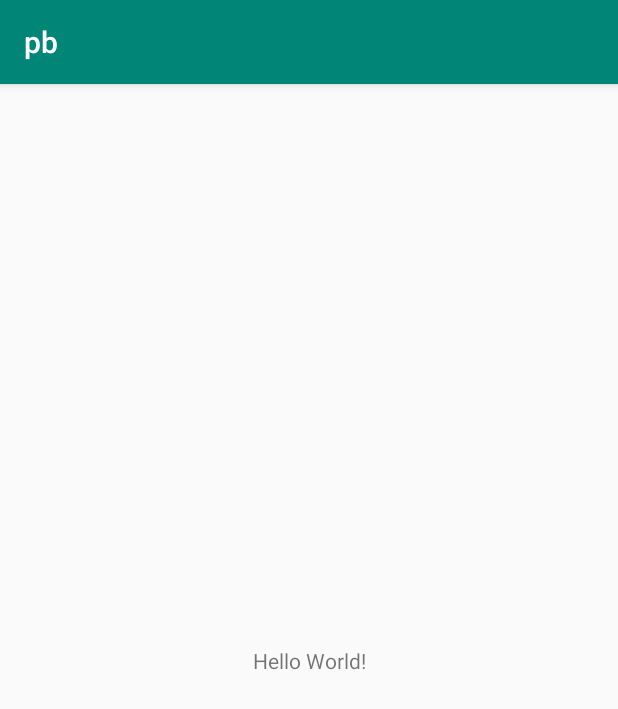
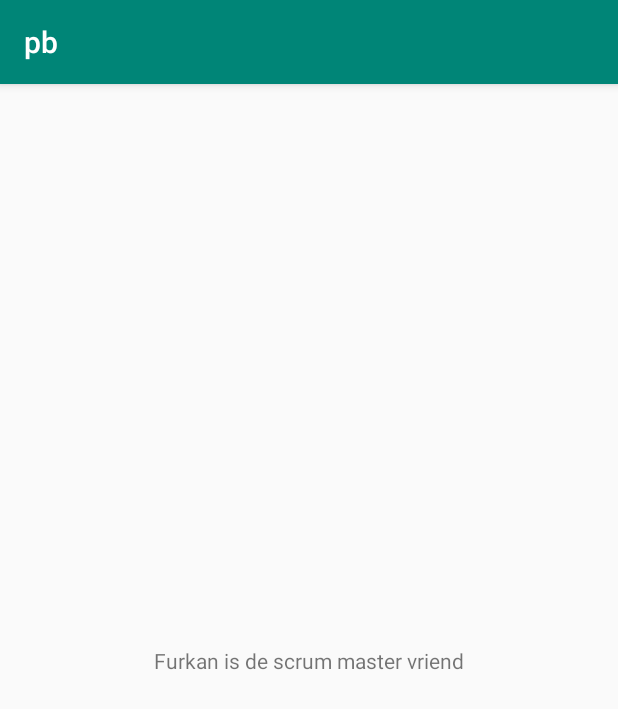
Before and after one commit to ILLUSIONack/Hro-Open-days-app, an Android app: the screen it shows after launch (MainActivity), on a phone screen of 412 x 824 dp. Shown: the top 709 px of the screen. Run offline under Robolectric (Android 15) with nearby library versions, the light colour scheme and no system bars.

Commit message:
Git Test Furkan

```diff
--- a/app/src/main/res/layout/activity_main.xml
+++ b/app/src/main/res/layout/activity_main.xml
@@ -9,7 +9,7 @@
     <TextView
         android:layout_width="wrap_content"
         android:layout_height="wrap_content"
-        android:text="Hello World!"
+        android:text="Furkan is de scrum master vriend"
         app:layout_constraintBottom_toBottomOf="parent"
         app:layout_constraintLeft_toLeftOf="parent"
         app:layout_constraintRight_toRightOf="parent"
```
